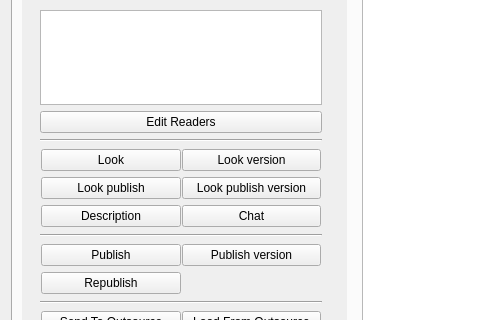
This is ui/lineyka_manager.ui in volodya-renderberg/lineyka as Qt 5 draws it before an edit; both pictures show x 0 to 480 and y 291 to 611 of the 1304 by 832 pixel window. The edited form follows.
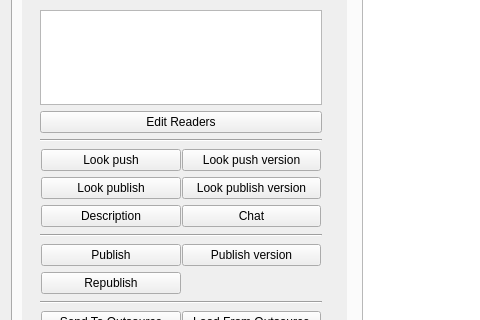
This is the edited form.

Commit message: manager ui - переименованы look кнопки

```diff
--- a/ui/lineyka_manager.ui
+++ b/ui/lineyka_manager.ui
@@ -639,7 +639,7 @@
                  <item row="0" column="1">
                   <widget class="QPushButton" name="look_version_file_button">
                    <property name="text">
-                    <string>Look version</string>
+                    <string>Look push version</string>
                    </property>
                   </widget>
                  </item>
@@ -652,7 +652,7 @@
                     </size>
                    </property>
                    <property name="text">
-                    <string>Look</string>
+                    <string>Look push</string>
                    </property>
                   </widget>
                  </item>
```
